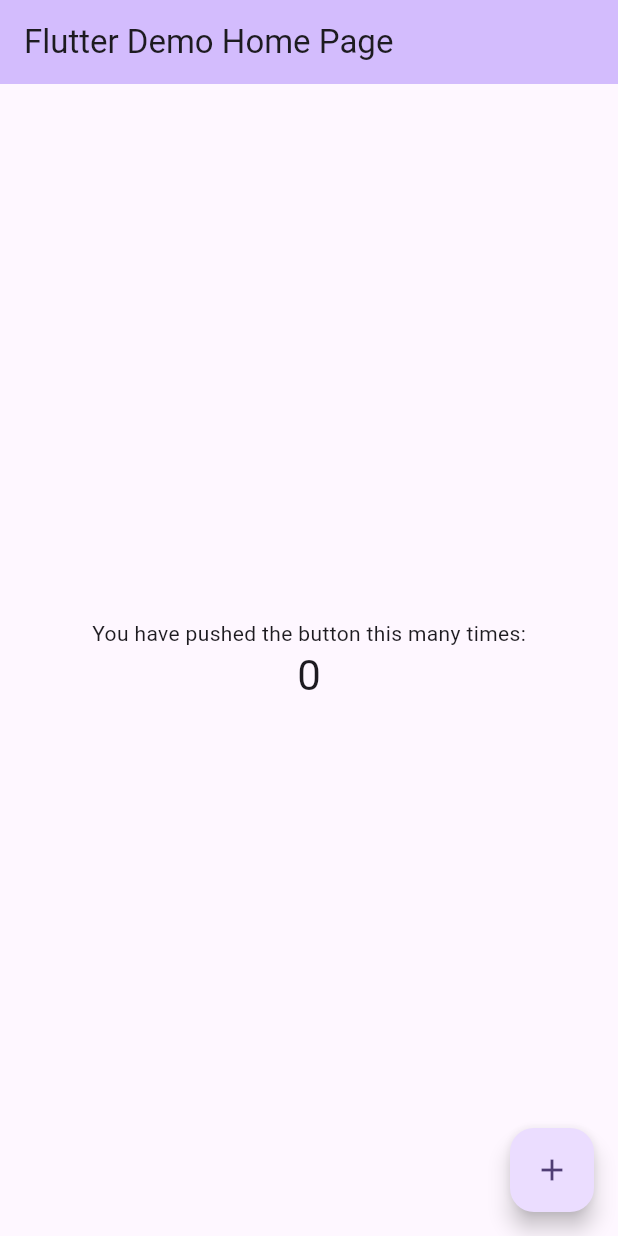
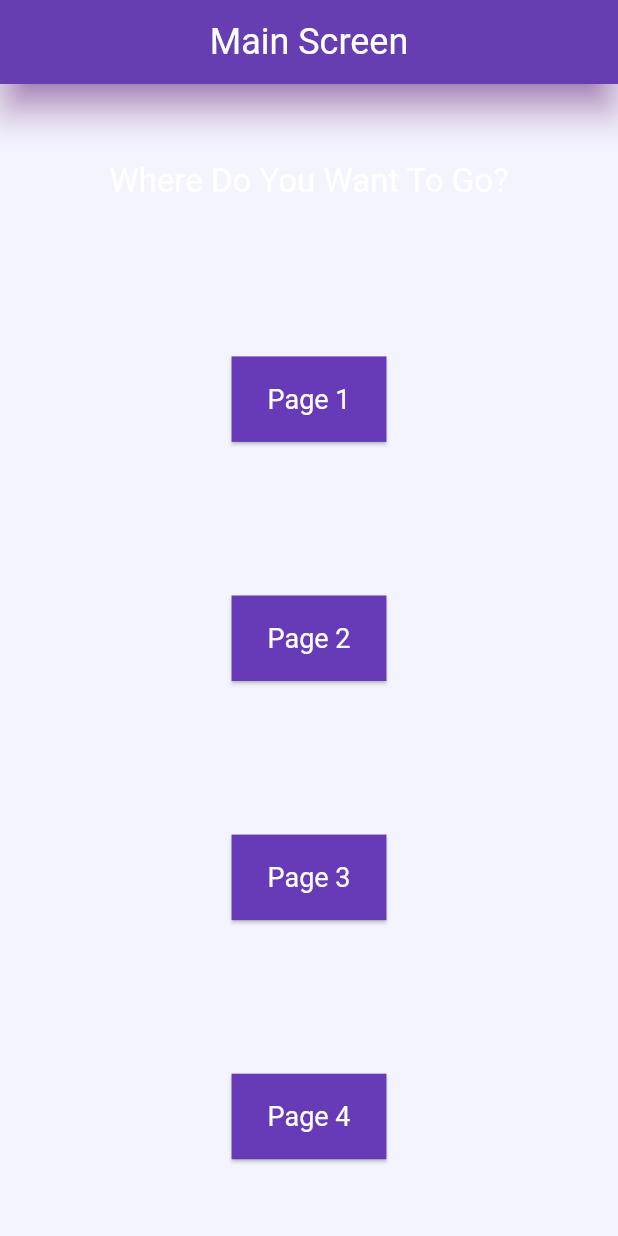
Before and after one commit to YahyaNashar22/flutter_random_learn, a Flutter app: the screen it shows after launch, on a phone screen of 412 x 824 dp. Run offline on Flutter 3.47's test engine with Material 3 defaults, Android fonts, the phone set to English and light mode, and no system bars.

Commit message:
added initial main screen design

```diff
--- a/lib/main.dart
+++ b/lib/main.dart
@@ -1,4 +1,6 @@
 import 'package:flutter/material.dart';
+import 'package:random_learn/screens/main_screen.dart';
+import 'package:random_learn/styles/theme_styles.dart';
 
 void main() {
   runApp(const MyApp());
@@ -7,119 +9,13 @@
 class MyApp extends StatelessWidget {
   const MyApp({super.key});
 
-  // This widget is the root of your application.
   @override
   Widget build(BuildContext context) {
     return MaterialApp(
-      title: 'Flutter Demo',
-      theme: ThemeData(
-        // This is the theme of your application.
-        //
-        // TRY THIS: Try running your application with "flutter run". You'll see
-        // the application has a purple toolbar. Then, without quitting the app,
-        // try changing the seedColor in the colorScheme below to Colors.green
-        // and then invoke "hot reload" (save your changes or press the "hot
-        // reload" button in a Flutter-supported IDE, or press "r" if you used
-        // the command line to start the app).
-        //
-        // Notice that the counter didn't reset back to zero; the application
-        // state is not lost during the reload. To reset the state, use hot
-        // restart instead.
-        //
-        // This works for code too, not just values: Most code changes can be
-        // tested with just a hot reload.
-        colorScheme: ColorScheme.fromSeed(seedColor: Colors.deepPurple),
-        useMaterial3: true,
-      ),
-      home: const MyHomePage(title: 'Flutter Demo Home Page'),
+      debugShowCheckedModeBanner: false,
+      title: 'Learn Flutter',
+      theme: themeStyles(),
+      home: const MainScreen(),
     );
   }
 }
-
-class MyHomePage extends StatefulWidget {
-  const MyHomePage({super.key, required this.title});
-
-  // This widget is the home page of your application. It is stateful, meaning
-  // that it has a State object (defined below) that contains fields that affect
-  // how it looks.
-
-  // This class is the configuration for the state. It holds the values (in this
-  // case the title) provided by the parent (in this case the App widget) and
-  // used by the build method of the State. Fields in a Widget subclass are
-  // always marked "final".
-
-  final String title;
-
-  @override
-  State<MyHomePage> createState() => _MyHomePageState();
-}
-
-class _MyHomePageState extends State<MyHomePage> {
-  int _counter = 0;
-
-  void _incrementCounter() {
-    setState(() {
-      // This call to setState tells the Flutter framework that something has
-      // changed in this State, which causes it to rerun the build method below
-      // so that the display can reflect the updated values. If we changed
-      // _counter without calling setState(), then the build method would not be
-      // called again, and so nothing would appear to happen.
-      _counter++;
-    });
-  }
-
-  @override
-  Widget build(BuildContext context) {
-    // This method is rerun every time setState is called, for instance as done
-    // by the _incrementCounter method above.
-    //
-    // The Flutter framework has been optimized to make rerunning build methods
-    // fast, so that you can just rebuild anything that needs updating rather
-    // than having to individually change instances of widgets.
-    return Scaffold(
-      appBar: AppBar(
-        // TRY THIS: Try changing the color here to a specific color (to
-        // Colors.amber, perhaps?) and trigger a hot reload to see the AppBar
-        // change color while the other colors stay the same.
-        backgroundColor: Theme.of(context).colorScheme.inversePrimary,
-        // Here we take the value from the MyHomePage object that was created by
-        // the App.build method, and use it to set our appbar title.
-        title: Text(widget.title),
-      ),
-      body: Center(
-        // Center is a layout widget. It takes a single child and positions it
-        // in the middle of the parent.
-        child: Column(
-          // Column is also a layout widget. It takes a list of children and
-          // arranges them vertically. By default, it sizes itself to fit its
-          // children horizontally, and tries to be as tall as its parent.
-          //
-          // Column has various properties to control how it sizes itself and
-          // how it positions its children. Here we use mainAxisAlignment to
-          // center the children vertically; the main axis here is the vertical
-          // axis because Columns are vertical (the cross axis would be
-          // horizontal).
-          //
-          // TRY THIS: Invoke "debug painting" (choose the "Toggle Debug Paint"
-          // action in the IDE, or press "p" in the console), to see the
-          // wireframe for each widget.
-          mainAxisAlignment: MainAxisAlignment.center,
-          children: <Widget>[
-            const Text(
-              'You have pushed the button this many times:',
-            ),
-            Text(
-              '$_counter',
-              style: Theme.of(context).textTheme.headlineMedium,
-            ),
-          ],
-        ),
-      ),
-      floatingActionButton: FloatingActionButton(
-        onPressed: _incrementCounter,
-        tooltip: 'Increment',
-        child: const Icon(Icons.add),
-      ), // This trailing comma makes auto-formatting nicer for build methods.
-    );
-  }
-}
--- /dev/null
+++ b/lib/screens/main_screen.dart
@@ -0,0 +1,41 @@
+import 'package:flutter/material.dart';
+
+class MainScreen extends StatelessWidget {
+  const MainScreen({super.key});
+
+  @override
+  Widget build(BuildContext context) {
+    return Scaffold(
+        appBar: AppBar(
+          title: const Text("Main Screen"),
+        ),
+        body: Center(
+          child: Column(
+            crossAxisAlignment: CrossAxisAlignment.center,
+            mainAxisAlignment: MainAxisAlignment.spaceAround,
+            children: [
+              Text(
+                "Where Do You Want To Go?",
+                style: Theme.of(context).textTheme.titleLarge,
+              ),
+              ElevatedButton(
+                onPressed: () {},
+                child: const Text("Page 1"),
+              ),
+              ElevatedButton(
+                onPressed: () {},
+                child: const Text("Page 2"),
+              ),
+              ElevatedButton(
+                onPressed: () {},
+                child: const Text("Page 3"),
+              ),
+              ElevatedButton(
+                onPressed: () {},
+                child: const Text("Page 4"),
+              ),
+            ],
+          ),
+        ));
+  }
+}
```
Also changed, not shown: lib/styles/theme_styles.dart (added, +58 -0 lines).
